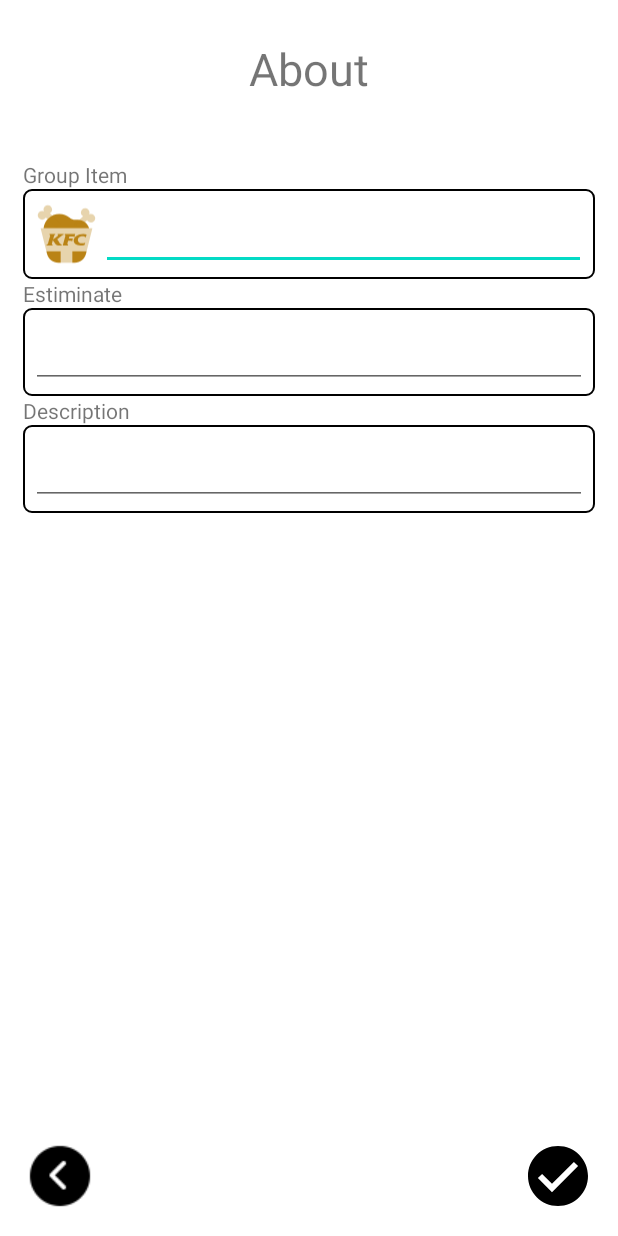
After one commit to Thuancvce150378/Dteam_Android_DPots, an Android app: the layout activity_about_plan.xml on its own in the app's theme, with its tools: preview values and no code run, on a phone screen of 412 x 824 dp. The commit adds this screen. Run offline under Robolectric (Android 15) with nearby library versions, the phone set to English and light mode, and no system bars.

Commit message:
about_plan

```diff
--- /dev/null
+++ b/app/src/main/res/layout/activity_about_plan.xml
@@ -0,0 +1,185 @@
+<?xml version="1.0" encoding="utf-8"?>
+<androidx.constraintlayout.widget.ConstraintLayout xmlns:android="http://schemas.android.com/apk/res/android"
+    xmlns:app="http://schemas.android.com/apk/res-auto"
+    xmlns:tools="http://schemas.android.com/tools"
+    android:layout_width="match_parent"
+    android:layout_height="match_parent"
+    tools:context=".AddTransaction">
+
+    <TextView
+        android:id="@+id/textView2"
+        android:layout_width="wrap_content"
+        android:layout_height="wrap_content"
+        android:layout_marginStart="50dp"
+        android:layout_marginTop="25dp"
+        android:layout_marginEnd="50dp"
+        android:text="About"
+        android:textSize="30sp"
+        app:layout_constraintEnd_toEndOf="parent"
+        app:layout_constraintStart_toStartOf="parent"
+        app:layout_constraintTop_toTopOf="parent" />
+
+    <LinearLayout
+        android:id="@+id/linearLayout2"
+        android:layout_width="0dp"
+        android:layout_height="0dp"
+        android:layout_marginTop="25dp"
+        android:layout_marginBottom="100dp"
+        android:orientation="vertical"
+        android:padding="15dp"
+        app:layout_constraintBottom_toBottomOf="parent"
+        app:layout_constraintEnd_toEndOf="parent"
+        app:layout_constraintStart_toStartOf="parent"
+        app:layout_constraintTop_toBottomOf="@+id/textView2">
+
+        <LinearLayout
+            android:layout_width="match_parent"
+            android:layout_height="wrap_content"
+            android:orientation="vertical">
+
+            <TextView
+                android:id="@+id/lblGroupItem"
+                android:layout_width="match_parent"
+                android:layout_height="wrap_content"
+                android:text="Group Item" />
+
+            <TableLayout
+                android:layout_width="match_parent"
+                android:layout_height="match_parent"
+                android:background="@drawable/rounded_corner">
+
+                <TableRow
+                    android:layout_width="match_parent"
+                    android:layout_height="match_parent"
+                    android:padding="5dp"
+                    android:paddingStart="5dp"
+                    android:paddingLeft="5dp"
+                    android:paddingTop="5dp"
+                    android:paddingEnd="5dp"
+                    android:paddingRight="5dp"
+                    android:paddingBottom="5dp">
+
+                    <ImageView
+                        android:id="@+id/ImgGroupItem"
+                        android:layout_width="46dp"
+                        android:layout_height="match_parent"
+                        android:contentDescription="TODO"
+                        app:srcCompat="@drawable/kfc_chicken" />
+
+                      <AutoCompleteTextView
+                        android:id="@+id/autoCompleteTextView"
+                        android:layout_width="match_parent"
+                        android:layout_height="wrap_content"
+                        android:layout_weight="1"
+                        android:inputType="textPersonName"
+                        android:minHeight="48dp"
+                        android:text="" />
+                </TableRow>
+
+            </TableLayout>
+
+        </LinearLayout>
+
+        <LinearLayout
+            android:layout_width="match_parent"
+            android:layout_height="wrap_content"
+            android:orientation="vertical">
+
+            <TextView
+                android:id="@+id/lblCurrency"
+                android:layout_width="match_parent"
+                android:layout_height="wrap_content"
+                android:text="Estiminate" />
+
+            <TableLayout
+                android:layout_width="match_parent"
+                android:layout_height="match_parent"
+                android:background="@drawable/rounded_corner"
+                android:padding="5dp">
+
+                <TableRow
+                    android:layout_width="match_parent"
+                    android:layout_height="match_parent">
+
+                    <EditText
+                        android:id="@+id/txtAmount"
+                        android:layout_width="match_parent"
+                        android:layout_height="wrap_content"
+                        android:layout_weight="1"
+                        android:ems="10"
+                        android:hint=""
+                        android:inputType="numberSigned"
+                        android:minHeight="48dp"
+                        android:padding="5dp" />
+                </TableRow>
+
+            </TableLayout>
+
+        </LinearLayout>
+
+
+        <LinearLayout
+            android:layout_width="match_parent"
+            android:layout_height="match_parent"
+            android:orientation="vertical">
+
+            <TextView
+                android:id="@+id/lblDescription"
+                android:layout_width="match_parent"
+                android:layout_height="wrap_content"
+                android:text="Description" />
+
+            <TableLayout
+                android:layout_width="match_parent"
+                android:layout_height="wrap_content"
+                android:background="@drawable/rounded_corner"
+                android:clipToPadding="true"
+                android:dividerPadding="5dp"
+                android:padding="5dp">
+
+                <TableRow
+                    android:layout_width="match_parent"
+                    android:layout_height="348dp"
+                    android:minHeight="48dp">
+
+                    <EditText
+                        android:id="@+id/txtDescription"
+                        android:layout_width="match_parent"
+                        android:layout_height="wrap_content"
+                        android:layout_weight="1"
+                        android:hint=""
+                        android:minHeight="48dp"
+                        android:textColorHint="#757575" />
+                </TableRow>
+
+            </TableLayout>
+
+        </LinearLayout>
+    </LinearLayout>
+
+    <ImageButton
+        android:id="@+id/btnOk"
+        android:layout_width="48dp"
+        android:layout_height="48dp"
+        android:layout_marginEnd="16dp"
+        android:layout_marginBottom="16dp"
+        android:adjustViewBounds="true"
+        android:backgroundTint="#00FFFFFF"
+        android:contentDescription="OK"
+        android:scaleType="center"
+        android:src="@drawable/ok"
+        app:layout_constraintBottom_toBottomOf="parent"
+        app:layout_constraintEnd_toEndOf="parent" />
+
+    <ImageButton
+        android:id="@+id/btnBack"
+        android:layout_width="wrap_content"
+        android:layout_height="wrap_content"
+        android:layout_marginStart="16dp"
+        android:layout_marginBottom="16dp"
+        android:background="#00FFFFFF"
+        android:contentDescription="Back"
+        app:layout_constraintBottom_toBottomOf="parent"
+        app:layout_constraintStart_toStartOf="parent"
+        app:srcCompat="@drawable/back_page" />
+</androidx.constraintlayout.widget.ConstraintLayout>
--- a/app/src/main/res/layout/activity_edit_transaction.xml
+++ b/app/src/main/res/layout/activity_edit_transaction.xml
@@ -48,10 +48,9 @@
                     android:id="@+id/autoCompleteTextView"
                     android:layout_width="match_parent"
                     android:layout_height="wrap_content"
-                    android:text="Food"
                     android:inputType="none"
                     android:padding="15dp"
-                    />
+                    android:text="Food" />
 
             </com.google.android.material.textfield.TextInputLayout>
         </LinearLayout>
```
